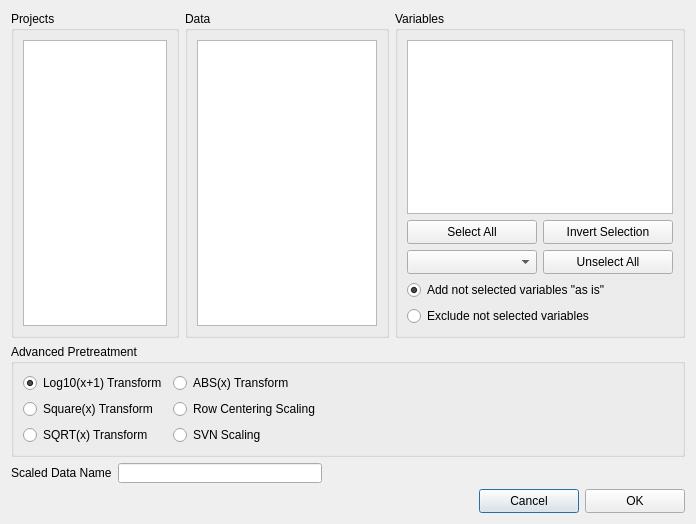
First picture: the form in src/AdvancedPretreatmentDialog.ui, repository gmrandazzo/QStudioMetrics, before the edit.
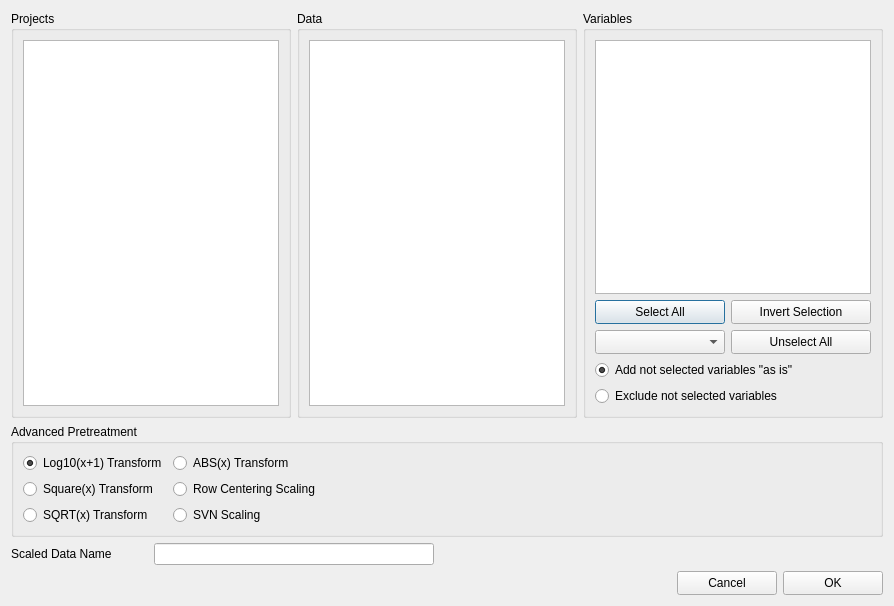
Second picture: the form after the edit.

The edit to the form file:
```diff
--- a/src/AdvancedPretreatmentDialog.ui
+++ b/src/AdvancedPretreatmentDialog.ui
@@ -6,14 +6,36 @@
    <rect>
     <x>0</x>
     <y>0</y>
-    <width>696</width>
-    <height>524</height>
+    <width>894</width>
+    <height>606</height>
    </rect>
   </property>
   <property name="windowTitle">
    <string>Advanced Pretreatment</string>
   </property>
-  <layout class="QGridLayout" name="gridLayout_9">
+  <layout class="QGridLayout" name="gridLayout_10">
+   <item row="0" column="0" colspan="2">
+    <widget class="QGroupBox" name="projectsGroupBox">
+     <property name="title">
+      <string>Projects</string>
+     </property>
+     <layout class="QGridLayout" name="gridLayout">
+      <item row="0" column="0">
+       <widget class="QListView" name="listView">
+        <property name="editTriggers">
+         <set>QAbstractItemView::NoEditTriggers</set>
+        </property>
+        <property name="selectionMode">
+         <enum>QAbstractItemView::SingleSelection</enum>
+        </property>
+        <property name="selectionBehavior">
+         <enum>QAbstractItemView::SelectRows</enum>
+        </property>
+       </widget>
+      </item>
+     </layout>
+    </widget>
+   </item>
    <item row="0" column="2" colspan="2">
     <widget class="QGroupBox" name="dataGroupBox">
      <property name="title">
@@ -36,12 +58,123 @@
      </layout>
     </widget>
    </item>
+   <item row="0" column="4">
+    <widget class="QGroupBox" name="variableGroupBox">
+     <property name="title">
+      <string>Variables</string>
+     </property>
+     <layout class="QGridLayout" name="gridLayout_6">
+      <item row="1" column="0">
+       <layout class="QGridLayout" name="gridLayout_5">
+        <item row="0" column="0">
+         <widget class="QPushButton" name="selectAllButton">
+          <property name="minimumSize">
+           <size>
+            <width>130</width>
+            <height>24</height>
+           </size>
+          </property>
+          <property name="text">
+           <string>Select All</string>
+          </property>
+         </widget>
+        </item>
+        <item row="0" column="1">
+         <widget class="QPushButton" name="invertSelectionButton">
+          <property name="minimumSize">
+           <size>
+            <width>130</width>
+            <height>24</height>
+           </size>
+          </property>
+          <property name="text">
+           <string>Invert Selection</string>
+          </property>
+         </widget>
+        </item>
+        <item row="1" column="0">
+         <widget class="QComboBox" name="selectByLabelButton">
+          <property name="minimumSize">
+           <size>
+            <width>130</width>
+            <height>24</height>
+           </size>
+          </property>
+          <property name="maximumSize">
+           <size>
+            <width>130</width>
+            <height>24</height>
+           </size>
+          </property>
+         </widget>
+        </item>
+        <item row="1" column="1">
+         <widget class="QPushButton" name="unselectButton">
+          <property name="minimumSize">
+           <size>
+            <width>130</width>
+            <height>24</height>
+           </size>
+          </property>
+          <property name="text">
+           <string>Unselect All</string>
+          </property>
+         </widget>
+        </item>
+       </layout>
+      </item>
+      <item row="2" column="0">
+       <widget class="QRadioButton" name="addNoModVars">
+        <property name="text">
+         <string>Add not selected variables &quot;as is&quot;</string>
+        </property>
+        <property name="checked">
+         <bool>true</bool>
+        </property>
+       </widget>
+      </item>
+      <item row="0" column="0">
+       <widget class="QListView" name="listView_3">
+        <property name="editTriggers">
+         <set>QAbstractItemView::NoEditTriggers</set>
+        </property>
+        <property name="selectionMode">
+         <enum>QAbstractItemView::MultiSelection</enum>
+        </property>
+        <property name="selectionBehavior">
+         <enum>QAbstractItemView::SelectRows</enum>
+        </property>
+       </widget>
+      </item>
+      <item row="3" column="0">
+       <widget class="QRadioButton" name="ExcludeNoModVars">
+        <property name="text">
+         <string>Exclude not selected variables</string>
+        </property>
+       </widget>
+      </item>
+     </layout>
+    </widget>
+   </item>
    <item row="1" column="0" colspan="5">
     <widget class="QGroupBox" name="groupBox">
      <property name="title">
       <string>Advanced Pretreatment</string>
      </property>
-     <layout class="QGridLayout" name="gridLayout_8">
+     <layout class="QGridLayout" name="gridLayout_9">
+      <item row="0" column="2">
+       <spacer name="horizontalSpacer_4">
+        <property name="orientation">
+         <enum>Qt::Horizontal</enum>
+        </property>
+        <property name="sizeHint" stdset="0">
+         <size>
+          <width>58</width>
+          <height>20</height>
+         </size>
+        </property>
+       </spacer>
+      </item>
       <item row="0" column="0">
        <layout class="QGridLayout" name="gridLayout_7">
         <item row="0" column="0">
@@ -95,19 +228,6 @@
         </item>
        </layout>
       </item>
-      <item row="0" column="2">
-       <spacer name="horizontalSpacer_4">
-        <property name="orientation">
-         <enum>Qt::Horizontal</enum>
-        </property>
-        <property name="sizeHint" stdset="0">
-         <size>
-          <width>58</width>
-          <height>20</height>
-         </size>
-        </property>
-       </spacer>
-      </item>
      </layout>
     </widget>
    </item>
@@ -196,126 +316,6 @@
      </item>
     </layout>
    </item>
-   <item row="0" column="4">
-    <widget class="QGroupBox" name="variableGroupBox">
-     <property name="title">
-      <string>Variables</string>
-     </property>
-     <layout class="QGridLayout" name="gridLayout_6">
-      <item row="0" column="0">
-       <widget class="QListView" name="listView_3">
-        <property name="editTriggers">
-         <set>QAbstractItemView::NoEditTriggers</set>
-        </property>
-        <property name="selectionMode">
-         <enum>QAbstractItemView::MultiSelection</enum>
-        </property>
-        <property name="selectionBehavior">
-         <enum>QAbstractItemView::SelectRows</enum>
-        </property>
-       </widget>
-      </item>
-      <item row="1" column="0">
-       <layout class="QGridLayout" name="gridLayout_5">
-        <item row="0" column="0">
-         <widget class="QPushButton" name="selectAllButton">
-          <property name="minimumSize">
-           <size>
-            <width>130</width>
-            <height>24</height>
-           </size>
-          </property>
-          <property name="text">
-           <string>Select All</string>
-          </property>
-         </widget>
-        </item>
-        <item row="0" column="1">
-         <widget class="QPushButton" name="invertSelectionButton">
-          <property name="minimumSize">
-           <size>
-            <width>130</width>
-            <height>24</height>
-           </size>
-          </property>
-          <property name="text">
-           <string>Invert Selection</string>
-          </property>
-         </widget>
-        </item>
-        <item row="1" column="0">
-         <widget class="QComboBox" name="selectByLabelButton">
-          <property name="minimumSize">
-           <size>
-            <width>130</width>
-            <height>24</height>
-           </size>
-          </property>
-          <property name="maximumSize">
-           <size>
-            <width>130</width>
-            <height>24</height>
-           </size>
-          </property>
-         </widget>
-        </item>
-        <item row="1" column="1">
-         <widget class="QPushButton" name="unselectButton">
-          <property name="minimumSize">
-           <size>
-            <width>130</width>
-            <height>24</height>
-           </size>
-          </property>
-          <property name="text">
-           <string>Unselect All</string>
-          </property>
-         </widget>
-        </item>
-       </layout>
-      </item>
-      <item row="2" column="0">
-       <widget class="QRadioButton" name="addNoModVars">
-        <property name="text">
-         <string>Add not selected variables &quot;as is&quot;</string>
-        </property>
-        <property name="checked">
-         <bool>true</bool>
-        </property>
-       </widget>
-      </item>
-      <item row="3" column="0">
-       <widget class="QRadioButton" name="ExcludeNoModVars">
-        <property name="text">
-         <string>Exclude not selected variables</string>
-        </property>
-       </widget>
-      </item>
-     </layout>
-    </widget>
-   </item>
-   <item row="0" column="0" colspan="2">
-    <widget class="QGroupBox" name="projectsGroupBox">
-     <property name="title">
-      <string>Projects</string>
-     </property>
-     <layout class="QGridLayout" name="gridLayout">
-      <item row="0" column="0">
-       <widget class="QListView" name="listView">
-        <property name="editTriggers">
-         <set>QAbstractItemView::NoEditTriggers</set>
-        </property>
-        <property name="selectionMode">
-         <enum>QAbstractItemView::SingleSelection</enum>
-        </property>
-        <property name="selectionBehavior">
-         <enum>QAbstractItemView::SelectRows</enum>
-        </property>
-       </widget>
-      </item>
-     </layout>
-    </widget>
-   </item>
   </layout>
  </widget>
  <resources/>
```
